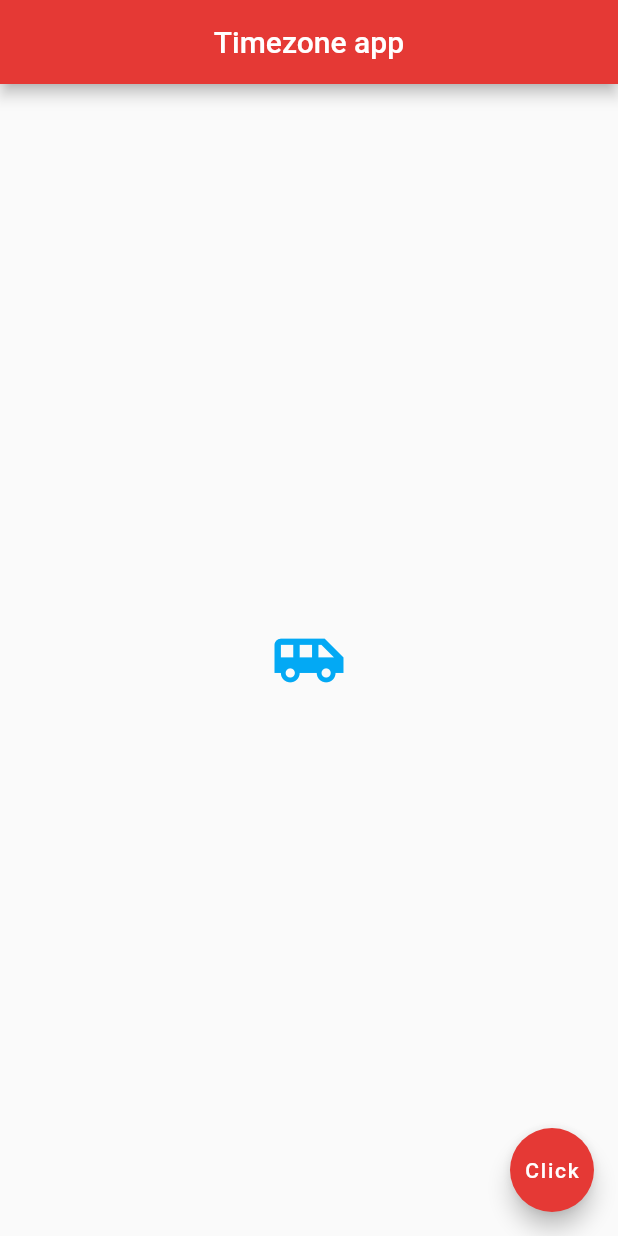
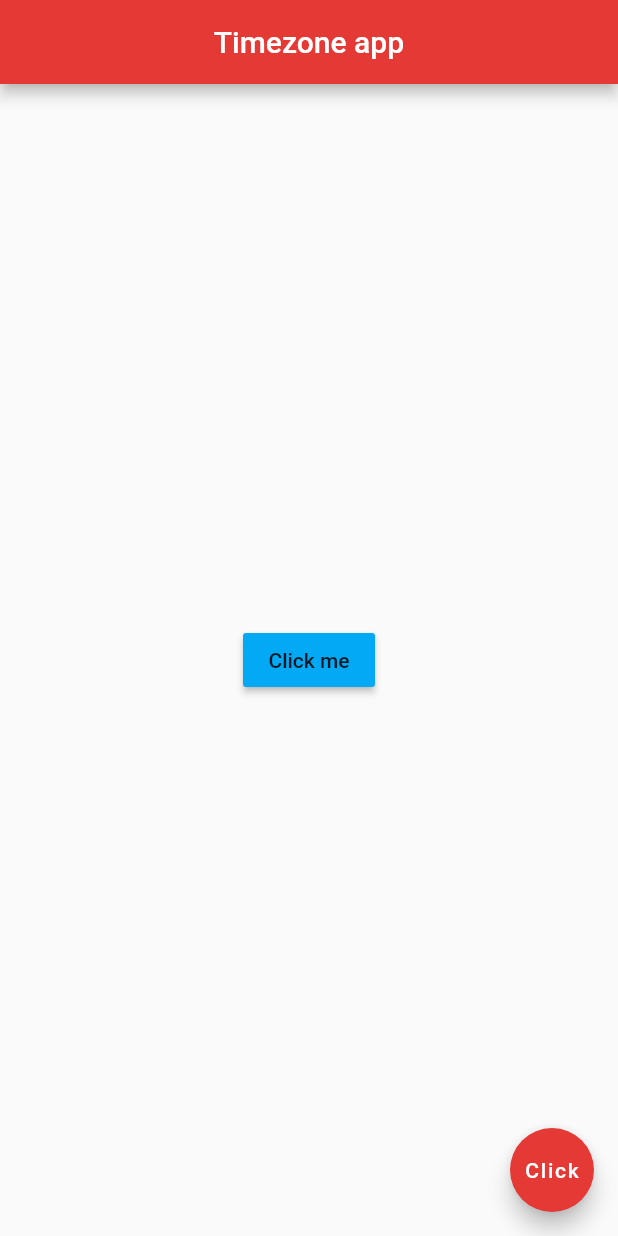
Before and after one commit to leonardosibela/learning_flutter, a Flutter app: the screen it shows after launch, on a phone screen of 412 x 824 dp. Run offline on Flutter 3.47's test engine with Material 2 defaults, Android fonts, the phone set to English and light mode, and no system bars.

Commit message:
Adding an button on the center of the screen

```diff
--- a/lib/main.dart
+++ b/lib/main.dart
@@ -14,10 +14,10 @@ class Home extends StatelessWidget {
         backgroundColor: Colors.red[600],
       ),
       body: Center(
-        child: Icon(
-          Icons.airport_shuttle,
+        child: RaisedButton(
+          onPressed: () {},
+          child: Text('Click me'),
           color: Colors.lightBlue,
-          size: 50.0,
         )
       ),
       floatingActionButton: FloatingActionButton(
```
